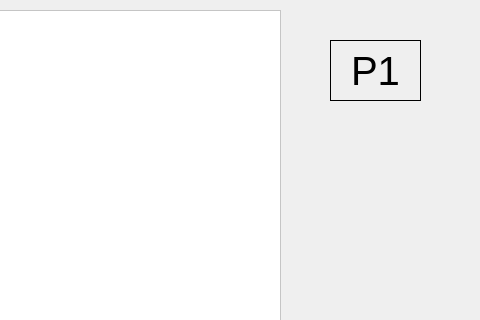
beni9842/connect_n, file mainwindow.ui: the form before one commit; both pictures show x 320 to 800 and y 0 to 320 of the 800 by 600 pixel window.
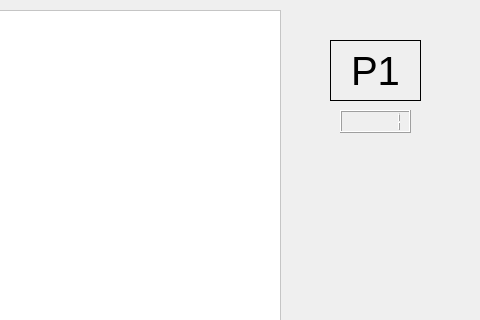
The form after the commit.

```diff
--- a/mainwindow.ui
+++ b/mainwindow.ui
@@ -63,6 +63,19 @@
      <set>Qt::AlignCenter</set>
     </property>
    </widget>
+   <widget class="QLCDNumber" name="timer">
+    <property name="geometry">
+     <rect>
+      <x>660</x>
+      <y>110</y>
+      <width>71</width>
+      <height>23</height>
+     </rect>
+    </property>
+    <property name="value" stdset="0">
+     <double>1.000000000000000</double>
+    </property>
+   </widget>
   </widget>
   <widget class="QMenuBar" name="menubar">
    <property name="geometry">
```
Left out of the diff: 2 changed lines with no effect on the pictures.
